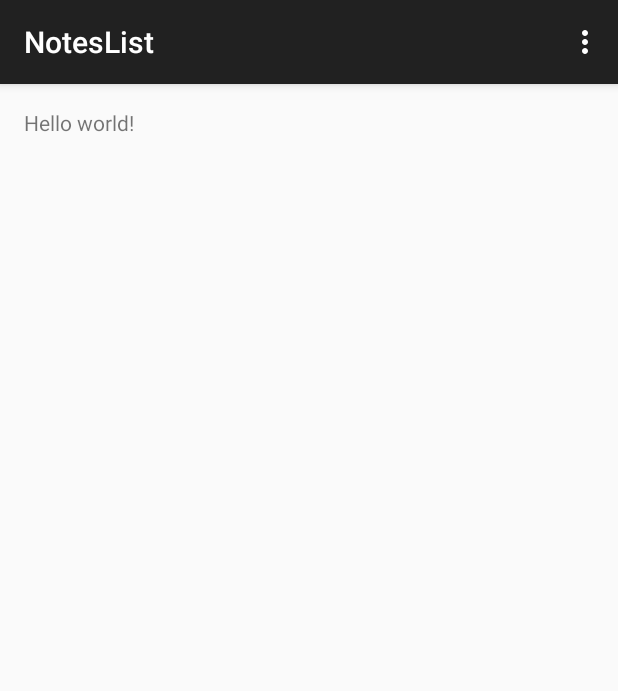
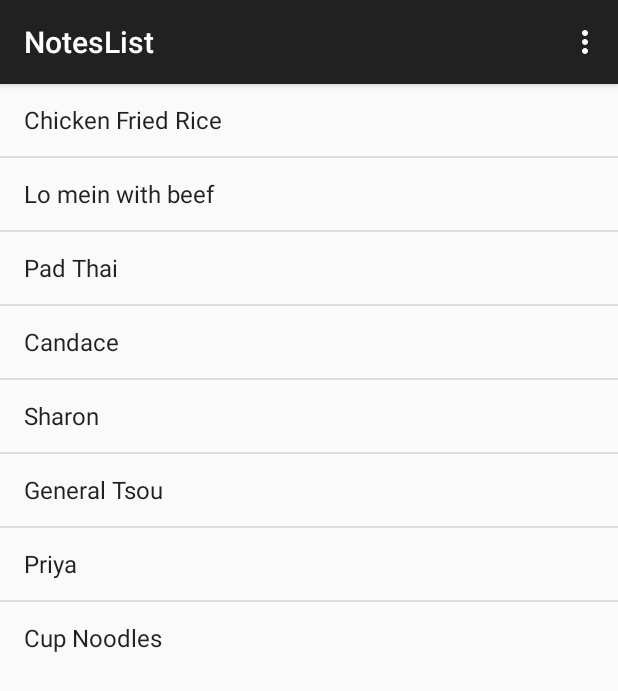
Before and after one commit to cyt3ea/notedrop, an Android app: the NotesList screen opened directly, with no data from a screen before it, on a phone screen of 412 x 824 dp. Shown: the top 691 px of the screen. Run offline under Robolectric (Android 15) with nearby library versions, the phone set to English and light mode, and no system bars.

Commit message:
added ListView to menu_notes

```diff
--- a/app/build.gradle
+++ b/app/build.gradle
@@ -2,7 +2,7 @@ apply plugin: 'com.android.application'
 
 android {
     compileSdkVersion 22
-    buildToolsVersion "23.0.0 rc2"
+    buildToolsVersion '21.1.2'
 
     defaultConfig {
         applicationId "com.notedrop"
@@ -20,6 +20,6 @@ android {
 }
 
 dependencies {
-    compile fileTree(dir: 'libs', include: ['*.jar'])
+    compile fileTree(include: ['*.jar'], dir: 'libs')
     compile 'com.android.support:appcompat-v7:22.2.0'
 }
--- a/app/src/main/java/com/notedrop/NotesList.java
+++ b/app/src/main/java/com/notedrop/NotesList.java
@@ -4,14 +4,48 @@ import android.support.v7.app.ActionBarActivity;
 import android.os.Bundle;
 import android.view.Menu;
 import android.view.MenuItem;
+import android.view.View;
+import android.widget.AdapterView;
+import android.widget.ArrayAdapter;
+import android.widget.ListView;
+import android.widget.Toast;
 
 
 public class NotesList extends ActionBarActivity {
+
+    ListView listView;
 
     @Override
     protected void onCreate(Bundle savedInstanceState) {
         super.onCreate(savedInstanceState);
         setContentView(R.layout.activity_notes_list);
+        listView = (ListView) findViewById(R.id.list);
+        String[] values = new String[]{
+          "Chicken Fried Rice",
+          "Lo mein with beef",
+          "Pad Thai",
+          "Candace",
+          "Sharon",
+          "General Tsou",
+          "Priya",
+          "Cup Noodles"
+        };
+
+        ArrayAdapter<String> adapter = new ArrayAdapter<String>(this,
+                android.R.layout.simple_list_item_1, android.R.id.text1, values);
+                listView.setAdapter(adapter);
+        listView.setOnItemClickListener(new AdapterView.OnItemClickListener() {
+            @Override
+            public void onItemClick(AdapterView<?> parent, View view, int position, long id) {
+                int itemPosition = position;
+                String itemValue = (String) listView.getItemAtPosition(position);
+                Toast.makeText(getApplicationContext(),
+                        "Position :"+itemPosition+"  ListItem : " +itemValue , Toast.LENGTH_LONG)
+                        .show();
+            }
+        });
+
+
     }
 
     @Override
--- a/app/src/main/res/layout/activity_notes_list.xml
+++ b/app/src/main/res/layout/activity_notes_list.xml
@@ -1,11 +1,12 @@
-<RelativeLayout xmlns:android="http://schemas.android.com/apk/res/android"
-    xmlns:tools="http://schemas.android.com/tools" android:layout_width="match_parent"
-    android:layout_height="match_parent" android:paddingLeft="@dimen/activity_horizontal_margin"
-    android:paddingRight="@dimen/activity_horizontal_margin"
-    android:paddingTop="@dimen/activity_vertical_margin"
-    android:paddingBottom="@dimen/activity_vertical_margin" tools:context="com.notedrop.NotesList">
+<LinearLayout xmlns:android="http://schemas.android.com/apk/res/android"
+    android:layout_width="match_parent"
+    android:layout_height="match_parent"
+    android:orientation="vertical" >
 
-    <TextView android:text="@string/hello_world" android:layout_width="wrap_content"
-        android:layout_height="wrap_content" />
+    <ListView
+        android:id="@+id/list"
+        android:layout_height="wrap_content"
+        android:layout_width="match_parent">
+    </ListView>
 
-</RelativeLayout>
+</LinearLayout>
```
Also changed, not shown: 2 other files.
